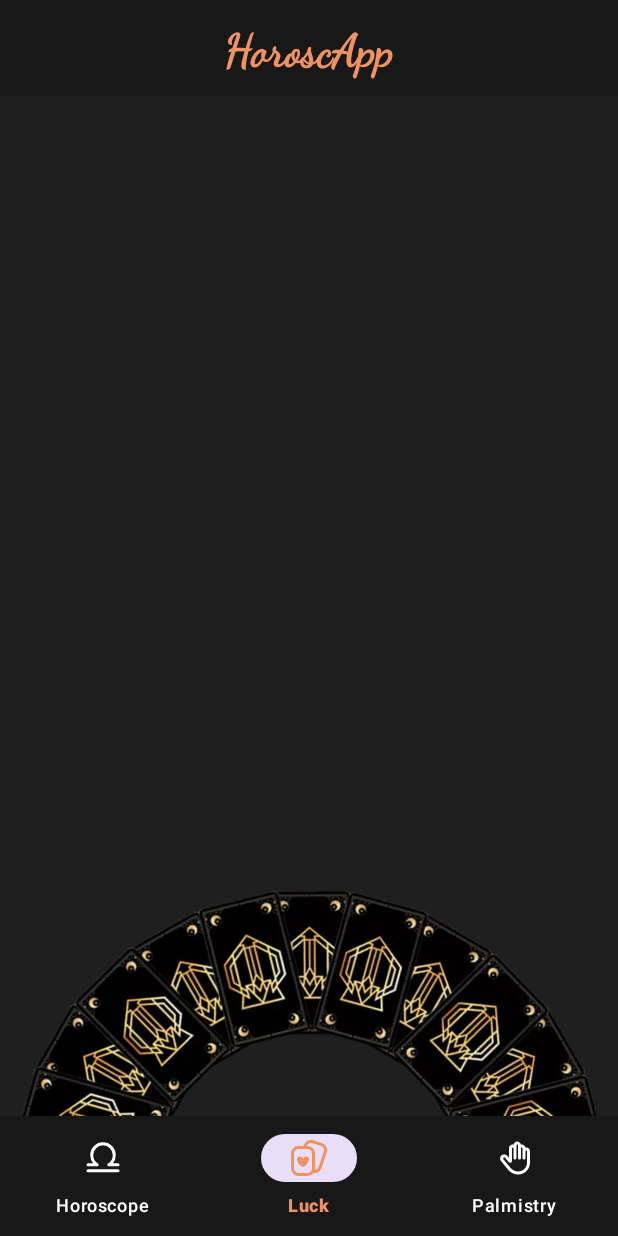
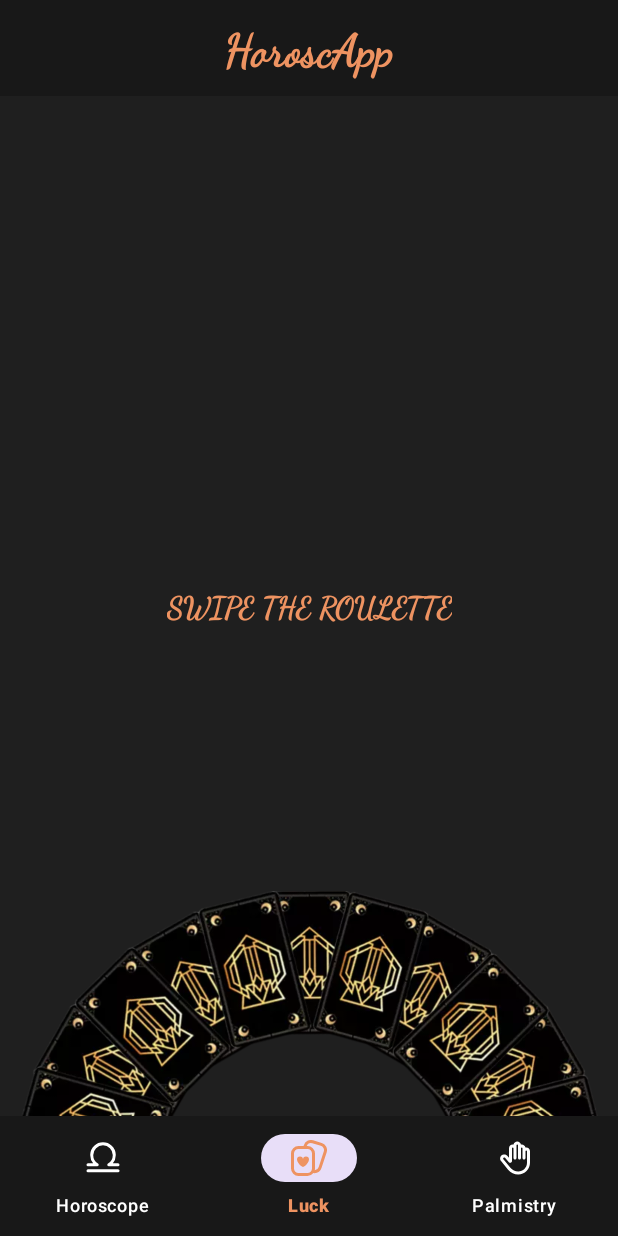
Before and after one commit to MarioCaveroPerez/HoroscApp, an Android app: the LuckFragment screen opened through its navigation route, on a phone screen of 412 x 824 dp. Run offline under Robolectric (Android 15) with nearby library versions, the phone set to English and light mode, and no system bars; our stand-ins replace Dagger/Hilt's generated code, navigation-ui; network calls fail.

Commit message:
Luck terminado

```diff
--- a/app/src/main/java/com/example/horoscapp/ui/luck/LuckFragment.kt
+++ b/app/src/main/java/com/example/horoscapp/ui/luck/LuckFragment.kt
@@ -1,6 +1,8 @@
 package com.example.horoscapp.ui.luck
 
 import android.animation.ObjectAnimator
+import android.annotation.SuppressLint
+import android.content.Intent
 import android.os.Bundle
 import androidx.fragment.app.Fragment
 import android.view.LayoutInflater
@@ -13,10 +15,13 @@ import android.view.animation.DecelerateInterpolator
 import androidx.core.animation.doOnEnd
 import androidx.core.view.isVisible
 import com.example.horoscapp.R
-import com.example.horoscapp.databinding.FragmentHoroscopeBinding
 import com.example.horoscapp.databinding.FragmentLuckBinding
+import com.example.horoscapp.ui.core.listener.OnSwipeTouchListener
+import com.example.horoscapp.ui.model.LuckyModel
+import com.example.horoscapp.ui.provider.RandomCardProvider
 import dagger.hilt.android.AndroidEntryPoint
 import java.util.Random
+import javax.inject.Inject
 
 @AndroidEntryPoint
 
@@ -25,19 +30,40 @@ class LuckFragment : Fragment() {
     private var _binding: FragmentLuckBinding? = null
     private val binding get() = _binding!!
 
+    @Inject
+    lateinit var randomCardProvider: RandomCardProvider
+
     override fun onViewCreated(view: View, savedInstanceState: Bundle?) {
         super.onViewCreated(view, savedInstanceState)
         initUI()
     }
 
     private fun initUI() {
+        preparePrediction()
         initListeners()
     }
 
+    private fun preparePrediction() {
+        val currentLuck = randomCardProvider.getLucky()
+        currentLuck?.let { luck ->
+            val currentPrediction = getString(luck.text)
+            binding.tvLucky.text = currentPrediction
+            binding.ivLuckyCard.setImageResource(luck.image)
+            binding.tvShare.setOnClickListener { shareResult(currentPrediction) }
+        }
+    }
+
+    @SuppressLint("ClickableViewAccessibility")
     private fun initListeners() {
-        binding.ivRoulette.setOnClickListener {
-            spinRoulette()
-        }
+        binding.ivRoulette.setOnTouchListener(object : OnSwipeTouchListener(requireContext()) {
+            override fun onSwipeRight() {
+                spinRoulette()
+            }
+
+            override fun onSwipeLeft() {
+                spinRoulette()
+            }
+        })
     }
 
     private fun spinRoulette() {
@@ -62,6 +88,7 @@ class LuckFragment : Fragment() {
             override fun onAnimationRepeat(animation: Animation?) {}
 
             override fun onAnimationStart(animation: Animation?) {
+                binding.tvDescriptionActionLuck.isVisible = false
                 binding.reverse.isVisible = true
             }
         })
@@ -79,7 +106,8 @@ class LuckFragment : Fragment() {
 
             override fun onAnimationRepeat(animation: Animation?) {}
 
-            override fun onAnimationStart(animation: Animation?) {}
+            override fun onAnimationStart(animation: Animation?) {
+            }
         })
         binding.reverse.startAnimation(growAnimation)
     }
@@ -101,8 +129,21 @@ class LuckFragment : Fragment() {
 
             override fun onAnimationStart(animation: Animation?) {}
         })
+
+        val example = LuckyModel(R.drawable.tauro, R.string.taurus)
         binding.preview.startAnimation(dissapearAnimation)
         binding.prediction.startAnimation(appearAnimation)
+    }
+
+    private fun shareResult(string: String) {
+        val sendIntent: Intent = Intent().apply {
+            action = Intent.ACTION_SEND
+            putExtra(Intent.EXTRA_TEXT, string)
+            type = "text/plain"
+        }
+
+        val shareIntent = Intent.createChooser(sendIntent, null)
+        startActivity(shareIntent)
     }
 
     override fun onCreateView(
--- /dev/null
+++ b/app/src/main/java/com/example/horoscapp/ui/model/LuckyModel.kt
@@ -0,0 +1,9 @@
+package com.example.horoscapp.ui.model
+
+import androidx.annotation.DrawableRes
+import androidx.annotation.StringRes
+
+data class LuckyModel(
+    @DrawableRes val image: Int,
+    @StringRes val text: Int
+)
--- a/app/src/main/res/layout/fragment_luck.xml
+++ b/app/src/main/res/layout/fragment_luck.xml
@@ -16,6 +16,20 @@
         app:layout_constraintEnd_toEndOf="parent"
         app:layout_constraintStart_toStartOf="parent"
         app:layout_constraintBottom_toBottomOf="parent">
+
+        <TextView
+            android:id="@+id/tvDescriptionActionLuck"
+            android:layout_width="wrap_content"
+            android:layout_height="wrap_content"
+            app:layout_constraintEnd_toEndOf="parent"
+            app:layout_constraintStart_toStartOf="parent"
+            app:layout_constraintTop_toTopOf="parent"
+            app:layout_constraintBottom_toBottomOf="parent"
+            style="@style/Body"
+            android:textStyle="bold"
+            android:gravity="center"
+            android:text="@string/descriptionActionLucky"
+            />
 
         <ImageView
             android:id="@+id/ivRoulette"
@@ -56,11 +70,11 @@
             android:id="@+id/ivLuckyCard"
             android:layout_width="0dp"
             android:layout_height="0dp"
-            tools:src="@color/red"
+            android:layout_marginTop="24dp"
             app:layout_constraintEnd_toEndOf="parent"
             app:layout_constraintStart_toStartOf="parent"
             app:layout_constraintTop_toTopOf="parent"
-            app:layout_constraintHeight_percent="0.6"
+            app:layout_constraintHeight_percent="0.65"
             />
         <TextView
             android:id="@+id/tvLucky"
--- a/app/src/main/res/values/strings.xml
+++ b/app/src/main/res/values/strings.xml
@@ -19,4 +19,38 @@
     <string name="aquarius">Aquarius</string>
     <string name="pisces">Pisces</string>
     <string name="share">Share</string>
+
+    <string name="luck_0">"A new opportunity will bring unexpected success your way."</string>
+    <string name="luck_1">"You'll meet someone who will change your life for the better."</string>
+    <string name="luck_2">"An exciting journey awaits you in the near future."</string>
+    <string name="luck_3">"A creative project will lead to recognition and fulfillment."</string>
+    <string name="luck_4">"You'll overcome a significant challenge and emerge stronger."</string>
+    <string name="luck_5">"Financial abundance is on the horizon; stay patient."</string>
+    <string name="luck_6">"A long-lost friend will reconnect with you soon."</string>
+    <string name="luck_7">"A big decision will lead to personal growth and happiness."</string>
+    <string name="luck_8">"A dream you've had for years will finally come true."</string>
+    <string name="luck_9">"Trust your intuition; it will guide you toward success."</string>
+    <string name="luck_10">"A hidden talent will emerge, bringing new opportunities."</string>
+    <string name="luck_11">"A change in your routine will lead to unexpected adventures."</string>
+    <string name="luck_12">"Someone from your past will play a significant role in your future."</string>
+    <string name="luck_13">"A serendipitous encounter will lead to a deep and lasting connection."</string>
+    <string name="luck_14">"You'll receive a surprising gift that brings joy to your life."</string>
+    <string name="luck_15">"An unexpected journey will lead to personal transformation."</string>
+    <string name="luck_16">"Your hard work will pay off with a well-deserved reward."</string>
+    <string name="luck_17">"A new chapter in your life will begin, filled with possibilities."</string>
+    <string name="luck_18">"Trust in the timing of events; everything happens for a reason."</string>
+    <string name="luck_19">"Embrace the change coming your way; it will lead to great things."</string>
+    <string name="luck_20">"A stroke of luck will lead you toward a path of prosperity."</string>
+    <string name="luck_21">"A unexpected opportunity will knock on your door; be ready to seize it."</string>
+    <string name="luck_22">"A period of personal growth and self-discovery is on the horizon."</string>
+    <string name="luck_23">"You'll find inspiration in the most unlikely of places."</string>
+    <string name="luck_24">"A new friendship will bring laughter and joy into your life."</string>
+    <string name="luck_25">"Suscríbete a AristiDevs en Youtube."</string>
+    <string name="luck_26">"An important decision will lead to a brighter future."</string>
+    <string name="luck_27">"A long-held wish will finally manifest itself."</string>
+    <string name="luck_28">"You'll discover a new passion that ignites your soul."</string>
+    <string name="luck_29">"A challenge you face now will become a stepping stone to success."</string>
+    <string name="luck_30">"Unexpected travel plans will broaden your horizons."</string>
+    <string name="luck_31">"A surprising twist of fate will bring unexpected blessings."</string>
+    <string name="descriptionActionLucky">SWIPE THE ROULETTE</string>
 </resources>
```
Also changed, not shown: app/src/main/java/com/example/horoscapp/ui/core/listener/OnSwipeTouchListener.kt (added, +76 -0 lines), app/src/main/java/com/example/horoscapp/ui/provider/RandomCardProvider.kt (added, +47 -0 lines).
